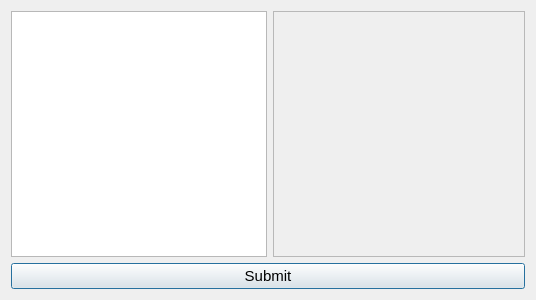
Above: window_ui/drive_export_window.ui from skaldson/password_manager before the change. Below: the same form after it.
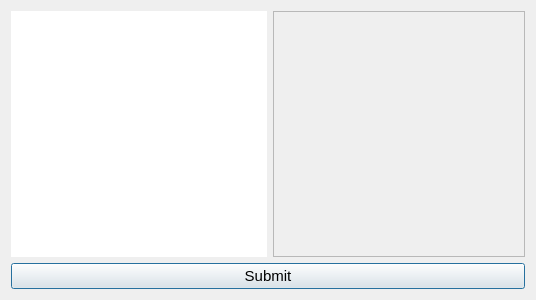
That is the form after the change. Icons and pictures are not drawn.

The edit to the form file:
```diff
--- a/window_ui/drive_export_window.ui
+++ b/window_ui/drive_export_window.ui
@@ -21,7 +21,11 @@
    <item>
     <layout class="QHBoxLayout" name="horizontalLayout">
      <item>
-      <widget class="QListWidget" name="files_list"/>
+      <widget class="QListWidget" name="files_list">
+       <property name="frameShape">
+        <enum>QFrame::NoFrame</enum>
+       </property>
+      </widget>
      </item>
      <item>
       <widget class="QScrollArea" name="scroll_area">
```
Left out of the diff: 4 changed lines with no effect on the pictures.
